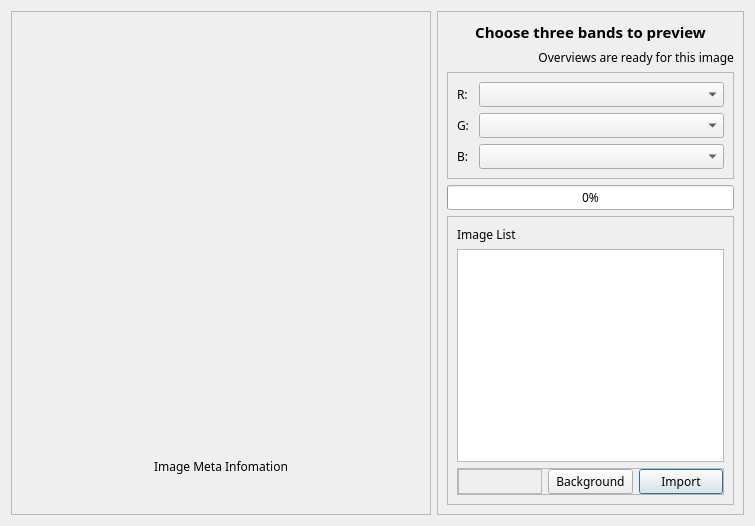
Qt form modules/widget/qdataimportwizard.ui (SGIS-Dev-Team/SGIS) before a commit.
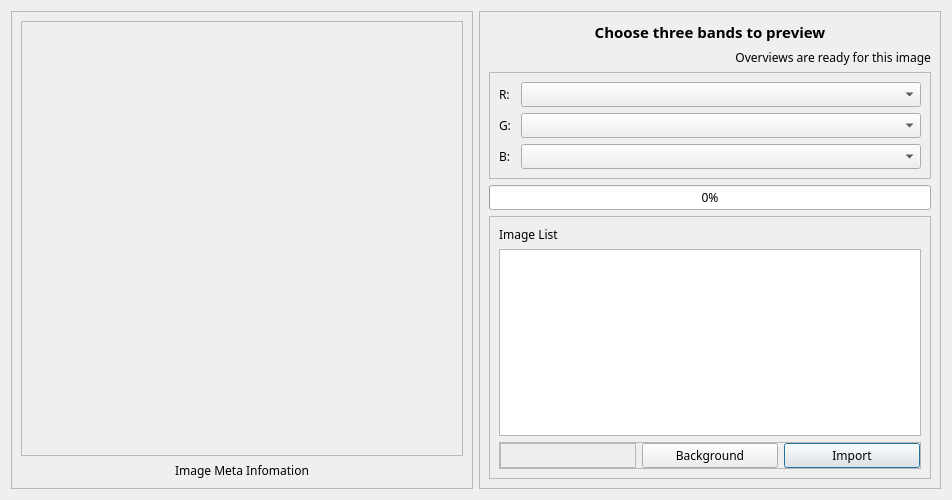
The same form after that commit. Custom widgets are drawn as their Qt base class.

```diff
--- a/modules/widget/qdataimportwizard.ui
+++ b/modules/widget/qdataimportwizard.ui
@@ -6,8 +6,8 @@
    <rect>
     <x>0</x>
     <y>0</y>
-    <width>755</width>
-    <height>526</height>
+    <width>952</width>
+    <height>500</height>
    </rect>
   </property>
   <property name="font">
@@ -29,6 +29,36 @@
      </property>
      <layout class="QVBoxLayout" name="verticalLayout_3">
       <item>
+       <widget class="QScrollArea" name="mScrollArea">
+        <property name="widgetResizable">
+         <bool>true</bool>
+        </property>
+        <property name="alignment">
+         <set>Qt::AlignCenter</set>
+        </property>
+        <widget class="QWidget" name="scrollAreaWidgetContents">
+         <property name="geometry">
+          <rect>
+           <x>0</x>
+           <y>0</y>
+           <width>436</width>
+           <height>425</height>
+          </rect>
+         </property>
+         <layout class="QVBoxLayout" name="verticalLayout_4">
+          <property name="leftMargin">
+           <number>0</number>
+          </property>
+          <property name="topMargin">
+           <number>0</number>
+          </property>
+          <property name="rightMargin">
+           <number>0</number>
+          </property>
+          <property name="bottomMargin">
+           <number>0</number>
+          </property>
+          <item>
        <widget class="QLabel" name="mLabelPreviewImage">
         <property name="sizePolicy">
          <sizepolicy hsizetype="Preferred" vsizetype="Preferred">
@@ -38,16 +68,20 @@
         </property>
         <property name="minimumSize">
          <size>
-          <width>400</width>
-          <height>400</height>
+              <width>0</width>
+              <height>0</height>
          </size>
         </property>
         <property name="text">
          <string/>
         </property>
         <property name="scaledContents">
-         <bool>true</bool>
-        </property>
+             <bool>false</bool>
+            </property>
+           </widget>
+          </item>
+         </layout>
+        </widget>
        </widget>
       </item>
       <item>
```
Left out of the diff: 3 changed lines with no effect on the pictures. Lines whose indentation alone changed are shown as unchanged.
